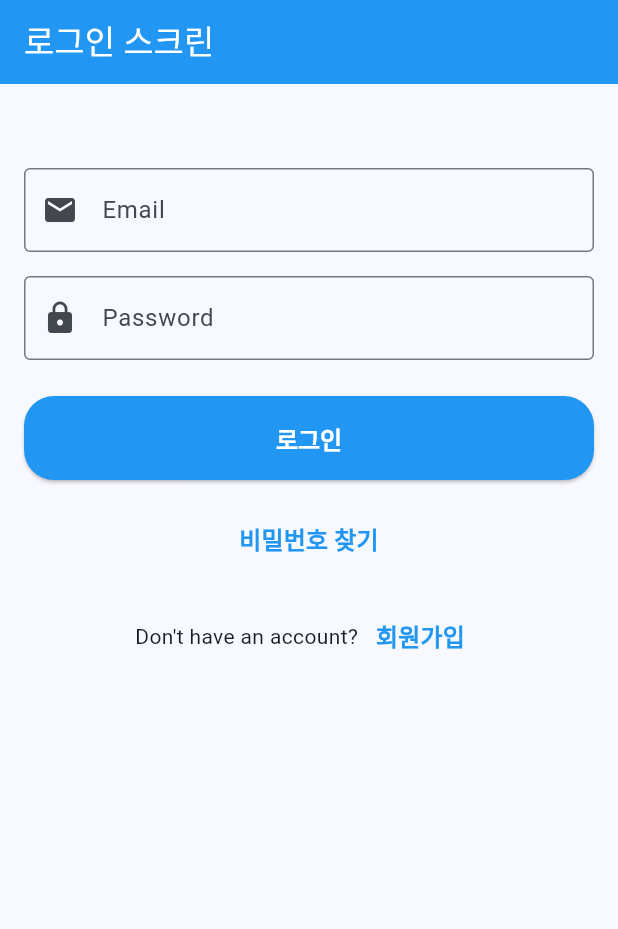
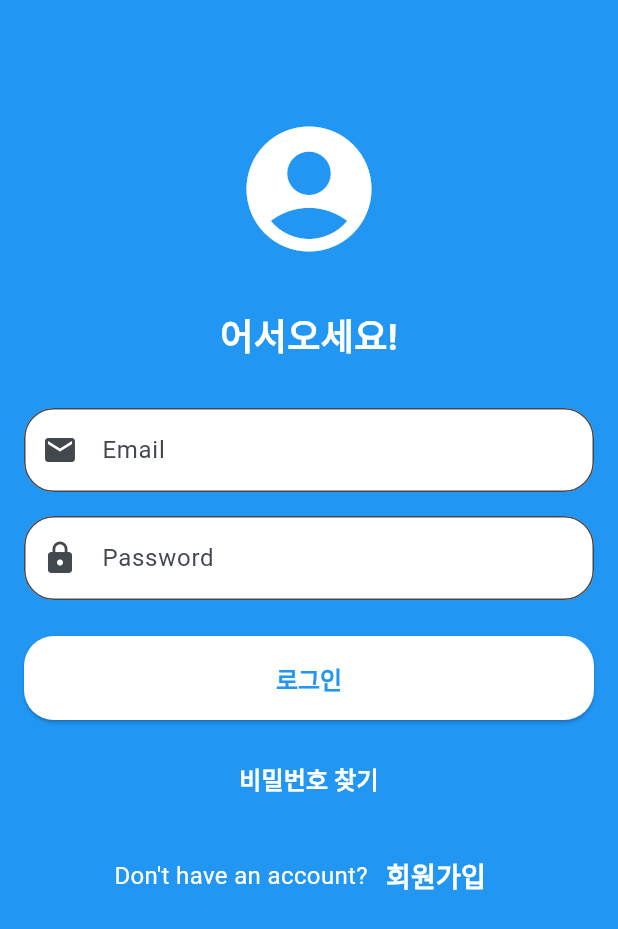
Before and after one commit to stufit/first_inflearn_flutter, a Flutter app: the screen it shows after launch, on a phone screen of 412 x 824 dp. Shown: the top 929 px of the screen. Run offline on Flutter 3.47's test engine with Material 2 defaults, Android fonts, the phone set to English and light mode, and no system bars; Roboto replaces fonts that are missing (Dohyeon).

Commit message:
바로 만들어보기: 로그인 화면 개선

```diff
--- a/lib/main.dart
+++ b/lib/main.dart
@@ -15,36 +15,53 @@ class MyApp extends StatelessWidget {
           useMaterial3: true,
           colorScheme: ColorScheme.fromSeed(seedColor: Colors.blue)),
       home: Scaffold(
-        appBar: AppBar(
-          title: Text("로그인 스크린", style: TextStyle(color: Colors.white)),
-          backgroundColor: Theme.of(context).colorScheme.primary,
-        ),
+        backgroundColor: Theme.of(context).colorScheme.primary,
+        // appBar: AppBar(
+        //   title: Text("로그인 스크린", style: TextStyle(color: Colors.white)),
+        //   backgroundColor: Theme.of(context).colorScheme.primary,
+        // ),
         body: SingleChildScrollView(
           child: Padding(
             padding: EdgeInsets.all(16.0),
             child: Column(
               crossAxisAlignment: CrossAxisAlignment.stretch,
               children: [
-                SizedBox(height: 40),
+                SizedBox(height: 60),
+                Icon(Icons.account_circle, size: 100, color: Colors.white),
+                SizedBox(height: 30),
+                Text(
+                  '어서오세요!',
+                  textAlign: TextAlign.center,
+                  style: TextStyle(
+                      fontSize: 24,
+                      fontWeight: FontWeight.bold,
+                      color: Colors.white),
+                ),
+                SizedBox(height: 30,),
                 TextField(
                   decoration: InputDecoration(
                       labelText: 'Email',
-                      border: OutlineInputBorder(),
+                      fillColor: Colors.white,
+                      filled: true,
+                      border: OutlineInputBorder(
+                        borderRadius: BorderRadius.circular(20)
+                      ),
                       prefixIcon: Icon(Icons.email)),
                 ),
                 SizedBox(height: 16),
                 TextField(
                   decoration: InputDecoration(
                       labelText: 'Password',
-                      border: OutlineInputBorder(),
+                      fillColor: Colors.white,
+                      filled: true,
+                      border: OutlineInputBorder(borderRadius: BorderRadius.circular(20)),
                       prefixIcon: Icon(Icons.lock)),
                 ),
                 SizedBox(height: 24),
                 ElevatedButton(
                   onPressed: () {},
                   style: ElevatedButton.styleFrom(
-                      foregroundColor: Colors.white,
-                      backgroundColor: Theme.of(context).colorScheme.primary,
+                      backgroundColor: Colors.white,
                       textStyle: TextStyle(fontSize: 20),
                       shape: RoundedRectangleBorder(
                           borderRadius: BorderRadius.circular(20))),
@@ -55,7 +72,7 @@ class MyApp extends StatelessWidget {
                       style: TextStyle(
                           fontSize: 16,
                           fontWeight: FontWeight.bold,
-                          color: Colors.white,
+                          color: Theme.of(context).colorScheme.primary,
                           fontFamily: "Dohyeon"),
                     ),
                   ),
@@ -68,7 +85,7 @@ class MyApp extends StatelessWidget {
                     style: TextStyle(
                       fontSize: 16,
                       fontWeight: FontWeight.bold,
-                      color: Theme.of(context).colorScheme.primary,
+                      color: Colors.white,
                     ),
                   ),
                 ),
@@ -76,15 +93,15 @@ class MyApp extends StatelessWidget {
                 Row(
                   mainAxisAlignment: MainAxisAlignment.center,
                   children: [
-                    Text('Don\'t have an account?'),
+                    Text('Don\'t have an account?',style: TextStyle(fontSize: 16,color: Colors.white),),
                     TextButton(
                         onPressed: () {},
                         child: Text(
                           '회원가입',
                           style: TextStyle(
-                              fontSize: 16,
+                              fontSize: 18,
                               fontWeight: FontWeight.bold,
-                              color: Theme.of(context).colorScheme.primary),
+                              color: Colors.white),
                         ))
                   ],
                 )
```
